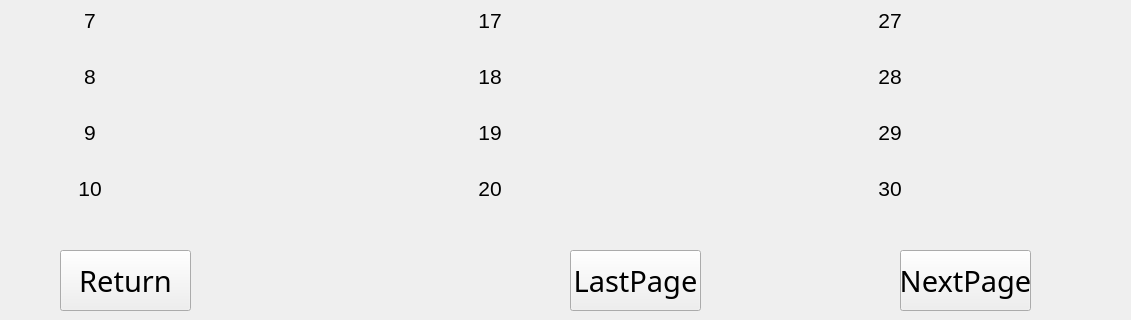
qingdouke/TemakViews, file popupwindow04.ui: the form before one commit; both pictures show x 0 to 1131 and y 480 to 800 of the 1280 by 800 pixel window.
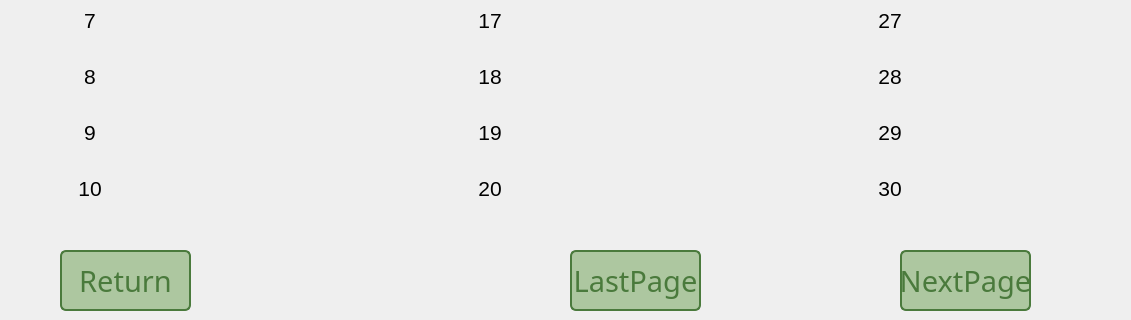
The form after the commit.

Diff of the .ui file:
```diff
--- a/popupwindow04.ui
+++ b/popupwindow04.ui
@@ -1798,6 +1798,26 @@
       <pointsize>22</pointsize>
      </font>
     </property>
+    <property name="styleSheet">
+     <string notr="true">QPushButton {
+    /* 正常状态 */
+	border:2px solid rgb(74,122,60);
+	background-color:rgb(173,199,160);
+	border-radius:6px;
+    color:rgb(74,122,60);
+}
+
+QPushButton:hover {
+    /* 鼠标停留状态 */
+    background-color: rgb(184, 192, 193);
+}
+
+QPushButton:pressed {
+    /* 鼠标按下状态 */
+
+    background-color: rgb(255,255,255);
+}</string>
+    </property>
     <property name="text">
      <string>Return</string>
     </property>
@@ -1817,6 +1837,26 @@
       <pointsize>22</pointsize>
      </font>
     </property>
+    <property name="styleSheet">
+     <string notr="true">QPushButton {
+    /* 正常状态 */
+	border:2px solid rgb(74,122,60);
+	background-color:rgb(173,199,160);
+	border-radius:6px;
+    color:rgb(74,122,60);
+}
+
+QPushButton:hover {
+    /* 鼠标停留状态 */
+    background-color: rgb(184, 192, 193);
+}
+
+QPushButton:pressed {
+    /* 鼠标按下状态 */
+
+    background-color: rgb(255,255,255);
+}</string>
+    </property>
     <property name="text">
      <string>LastPage</string>
     </property>
@@ -1836,6 +1876,26 @@
       <pointsize>22</pointsize>
      </font>
     </property>
+    <property name="styleSheet">
+     <string notr="true">QPushButton {
+    /* 正常状态 */
+	border:2px solid rgb(74,122,60);
+	background-color:rgb(173,199,160);
+	border-radius:6px;
+    color:rgb(74,122,60);
+}
+
+QPushButton:hover {
+    /* 鼠标停留状态 */
+    background-color: rgb(184, 192, 193);
+}
+
+QPushButton:pressed {
+    /* 鼠标按下状态 */
+
+    background-color: rgb(255,255,255);
+}</string>
+    </property>
     <property name="text">
      <string>NextPage</string>
     </property>
```
